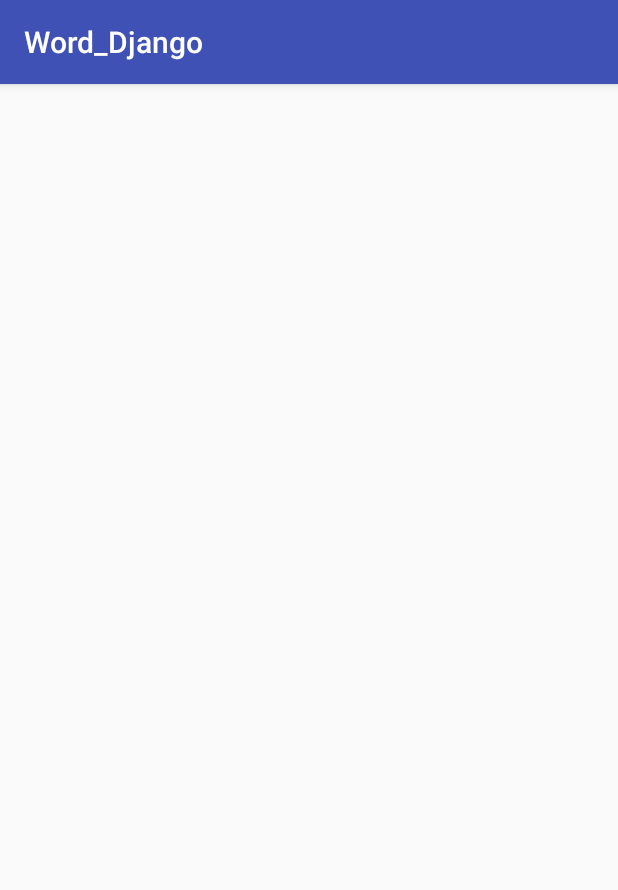
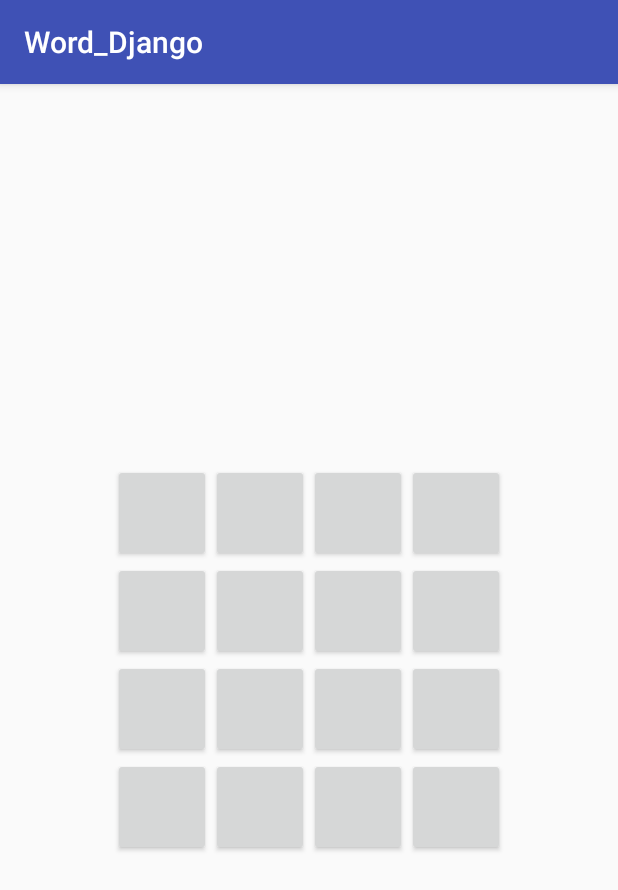
Before and after one commit to B-B-2-1/Word_Django, an Android app: the Game_4x4 screen opened directly, with no data from a screen before it, on a phone screen of 412 x 824 dp. Shown: the top 890 px of the screen. Run offline under Robolectric (Android 15) with nearby library versions, the phone set to English and light mode, and no system bars.

Commit message:
just Added all the 16 buttons

```diff
--- a/app/src/main/res/layout/activity_game_4x4.xml
+++ b/app/src/main/res/layout/activity_game_4x4.xml
@@ -1,9 +1,121 @@
 <?xml version="1.0" encoding="utf-8"?>
-<android.support.constraint.ConstraintLayout xmlns:android="http://schemas.android.com/apk/res/android"
+<FrameLayout xmlns:android="http://schemas.android.com/apk/res/android"
     xmlns:app="http://schemas.android.com/apk/res-auto"
     xmlns:tools="http://schemas.android.com/tools"
     android:layout_width="match_parent"
     android:layout_height="match_parent"
     tools:context="com.forfun.febie.word_django.Game_4x4">
+<RelativeLayout
+    android:layout_width="wrap_content"
+    android:layout_height="wrap_content"
+    android:layout_gravity="center">
+    <Button
 
-</android.support.constraint.ConstraintLayout>
+        android:id="@+id/but_13_four"
+        android:layout_width="65dp"
+        android:layout_height="65dp"
+        />
+    <Button
+        android:id="@+id/but_14_four"
+        android:layout_width="65dp"
+        android:layout_height="65dp"
+        android:layout_toRightOf="@+id/but_13_four"/>
+    <Button
+        android:id="@+id/but_15_four"
+        android:layout_width="65dp"
+        android:layout_height="65dp"
+        android:layout_alignParentTop="true"
+        android:layout_toEndOf="@+id/but_14_four" />
+    <Button
+        android:id="@+id/but_16_four"
+        android:layout_width="65dp"
+        android:layout_height="65dp"
+        android:layout_toRightOf="@id/but_15_four"/>
+
+    /////////////////////////////////////////////////////////////////////row 1 over
+
+    <Button
+        android:id="@+id/but_9_four"
+        android:layout_width="65dp"
+        android:layout_height="65dp"
+        android:layout_below="@id/but_13_four"
+        />
+    <Button
+        android:id="@+id/but_10_four"
+        android:layout_width="65dp"
+        android:layout_height="65dp"
+        android:layout_toRightOf="@id/but_13_four"
+        android:layout_below="@id/but_14_four"/>
+    <Button
+        android:id="@+id/but_11_four"
+        android:layout_width="65dp"
+        android:layout_height="65dp"
+        android:layout_below="@id/but_14_four"
+        android:layout_toRightOf="@id/but_10_four"/>
+    <Button
+        android:id="@+id/but_12_four"
+        android:layout_width="65dp"
+        android:layout_height="65dp"
+        android:layout_below="@id/but_15_four"
+        android:layout_toRightOf="@id/but_11_four"/>
+
+    ////////////////////////////////////////////////////////////////2nd row over
+
+    <Button
+        android:id="@+id/but_5_four"
+        android:layout_width="65dp"
+        android:layout_height="65dp"
+        android:layout_below="@id/but_12_four"/>
+    <Button
+        android:id="@+id/but_6_four"
+        android:layout_width="65dp"
+        android:layout_height="65dp"
+        android:layout_below="@id/but_10_four"
+        android:layout_toRightOf="@id/but_5_four"/>
+    <Button
+        android:id="@+id/but_7_four"
+        android:layout_width="65dp"
+        android:layout_height="65dp"
+        android:layout_below="@id/but_10_four"
+        android:layout_toRightOf="@id/but_6_four"/>
+    <Button
+        android:id="@+id/but_8_four"
+        android:layout_width="65dp"
+        android:layout_height="65dp"
+        android:layout_below="@id/but_10_four"
+        android:layout_toRightOf="@id/but_7_four"/>
+
+    ///////////////////////////////////////////////////////////////////row 3 over
+
+    <Button
+        android:id="@+id/but_1_four"
+        android:layout_width="65dp"
+        android:layout_height="65dp"
+        android:layout_below="@+id/but_5_four"/>
+    <Button
+        android:id="@+id/but_2_four"
+        android:layout_width="65dp"
+        android:layout_height="65dp"
+        android:layout_below="@+id/but_5_four"
+        android:layout_toRightOf="@id/but_1_four"
+        />
+    <Button
+        android:id="@+id/but_3_four"
+        android:layout_width="65dp"
+        android:layout_height="65dp"
+        android:layout_below="@+id/but_5_four"
+        android:layout_toRightOf="@id/but_2_four"
+        />
+    <Button
+        android:id="@+id/but_4_four"
+        android:layout_width="65dp"
+        android:layout_height="65dp"
+        android:layout_below="@+id/but_5_four"
+        android:layout_toRightOf="@id/but_3_four"
+        />
+
+
+
+</RelativeLayout>
+
+</FrameLayout>
```
